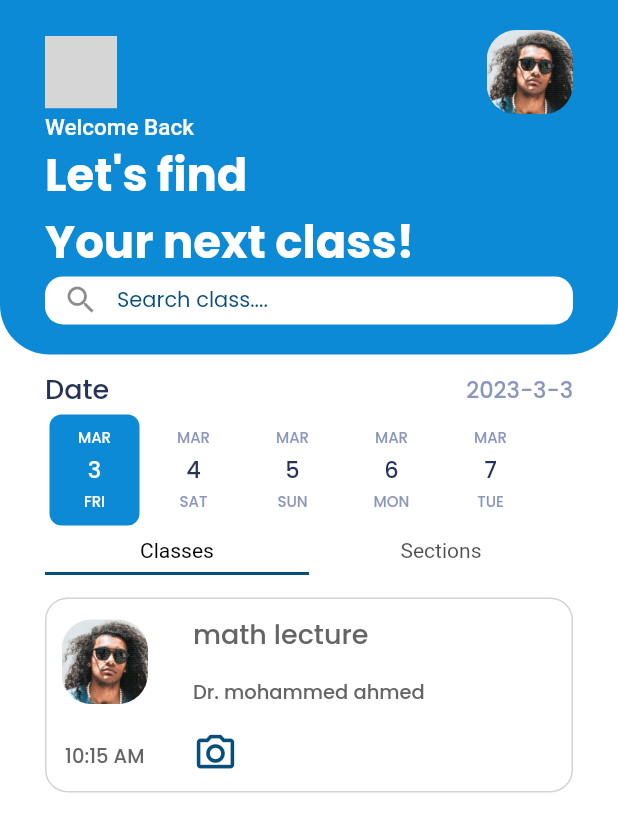
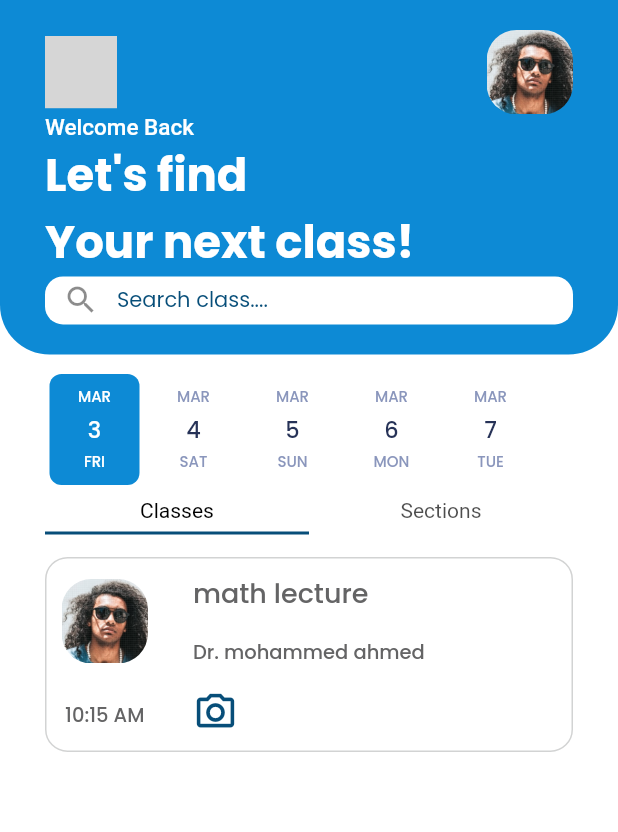
Before and after one commit to yara30999/attendance-system-graduation-project, a Flutter app: the HomeScreen screen opened by its route, on a phone screen of 412 x 824 dp. Shown: the top 832 px of the screen. Run offline on Flutter 3.47's test engine with Material 2 defaults, Android fonts, the phone set to English and light mode, and no system bars; drawn by our look-alikes of date_picker_timeline; missing offline and left inert: slide_digital_clock; grey boxes are pictures that could not be loaded.

Commit message:
comment the text row before calendar in home page + some modification

```diff
--- a/lib/screens/home_screen.dart
+++ b/lib/screens/home_screen.dart
@@ -99,30 +99,30 @@ class _HomeScreenState extends State<HomeScreen> {
                     top: 10.0, left: 30.0, right: 30.0, bottom: 20.0),
                 child: Column(
                   children: [
-                    Row(
-                      mainAxisAlignment: MainAxisAlignment.spaceBetween,
-                      children: [
-                        const Text(
-                          'Date',
-                          style: TextStyle(
-                            fontSize: 18.0,
-                            fontFamily: 'poppins',
-                            fontWeight: FontWeight.w500,
-                            color: Color(0xff263257),
-                          ),
-                        ),
-                        //TODO // disply current month here
-                        Text(
-                          '${DateTime.now().year}-${DateTime.now().month}-${DateTime.now().day}',
-                          style: const TextStyle(
-                            fontSize: 15.0,
-                            fontFamily: 'poppins',
-                            fontWeight: FontWeight.w500,
-                            color: Color(0xff8A96BC),
-                          ),
-                        ),
-                      ],
-                    ),
+                    // Row(
+                    //   mainAxisAlignment: MainAxisAlignment.spaceBetween,
+                    //   children: [
+                    //     const Text(
+                    //       'Date',
+                    //       style: TextStyle(
+                    //         fontSize: 18.0,
+                    //         fontFamily: 'poppins',
+                    //         fontWeight: FontWeight.w500,
+                    //         color: Color(0xff263257),
+                    //       ),
+                    //     ),
+                    //     //TODO // disply current month here
+                    //     Text(
+                    //       '${DateTime.now().year}-${DateTime.now().month}-${DateTime.now().day}',
+                    //       style: const TextStyle(
+                    //         fontSize: 15.0,
+                    //         fontFamily: 'poppins',
+                    //         fontWeight: FontWeight.w500,
+                    //         color: Color(0xff8A96BC),
+                    //       ),
+                    //     ),
+                    //   ],
+                    // ),
                     DatePicker(
                       DateTime.now(),
                       initialSelectedDate: DateTime.now(),
@@ -157,7 +157,7 @@ class _HomeScreenState extends State<HomeScreen> {
                       length: 2,
                       child: Column(
                         children:  [
-                          SizedBox(
+                          const SizedBox(
                             height: 30,
                             child: TabBar(
                                 labelColor: Colors.black,
@@ -175,13 +175,13 @@ class _HomeScreenState extends State<HomeScreen> {
                             child: Center(
                               child: TabBarView(children: [
                                 ListView(
-                                  children: [
+                                  children: const [
                                     ReusableCard(),
                                     ReusableCard(),
                                     ReusableCard(),
                                   ],
                                 ),
-                                ReusableCard(),
+                                const ReusableCard(),
                               ]),
                             ),
                           )
```
